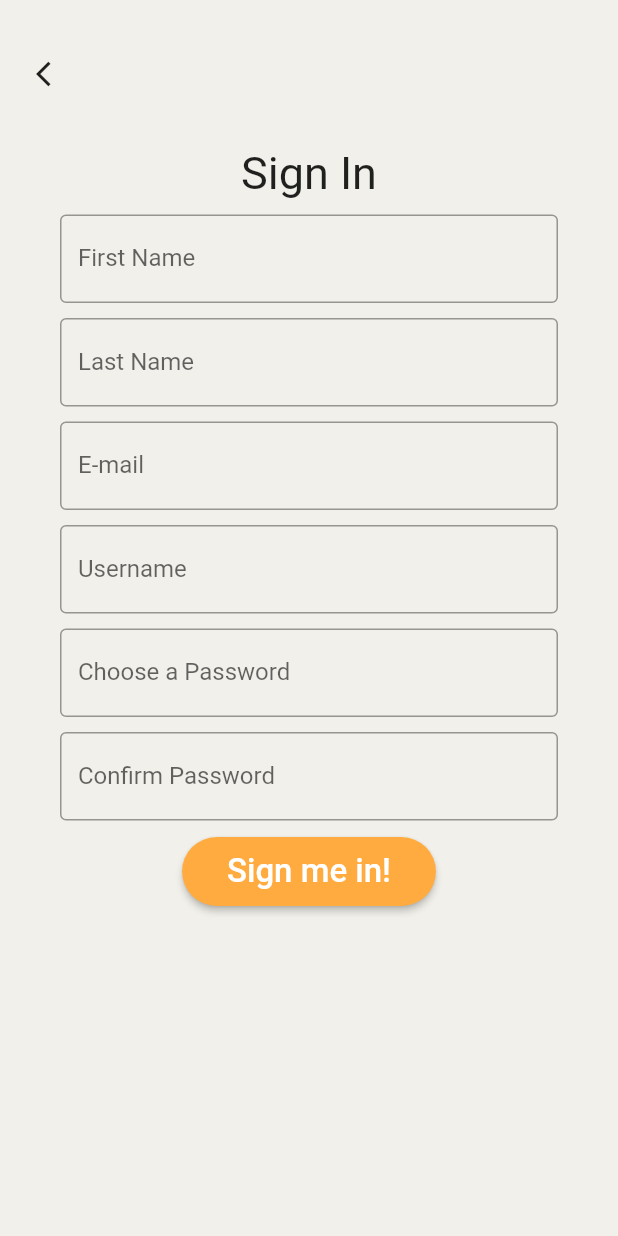
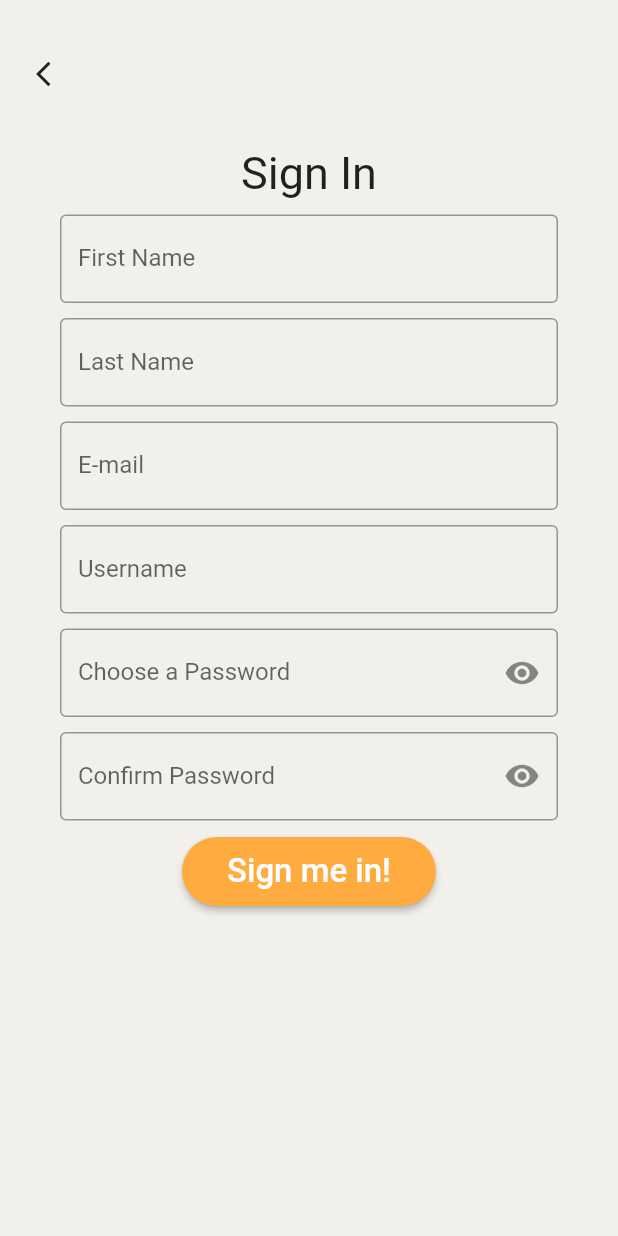
Before and after one commit to 911AstalusAdrian/thesis-project, a Flutter app: the screen it shows after launch, after a tap on "Sign In", on a phone screen of 412 x 824 dp. Run offline on Flutter 3.47's test engine with Material 2 defaults, Android fonts, the phone set to English and light mode, and no system bars.

Commit message:
Show / hide password on button press

```diff
--- a/app/lib/screens/signInScreen.dart
+++ b/app/lib/screens/signInScreen.dart
@@ -9,6 +9,8 @@ class SignInScreen extends StatefulWidget {
 
 class _SignInScreenState extends State<SignInScreen> {
   final _formKey = GlobalKey<FormState>();
+  bool _hiddenPass = true;
+  bool _hiddenConfirmPass = true;
   TextEditingController fNameController = TextEditingController();
   TextEditingController lNameController = TextEditingController();
   TextEditingController emailController = TextEditingController();
@@ -92,9 +94,19 @@ class _SignInScreenState extends State<SignInScreen> {
                     Padding(
                       padding: const EdgeInsets.symmetric(vertical: 5.0, horizontal: 0.0),
                       child: TextFormField(
-                        validator: (value) {},
-                        decoration: const InputDecoration(
-                          border: OutlineInputBorder(),
+                        validator: (value) {
+                          return null;
+                        },
+                        obscureText: _hiddenPass,
+                        decoration: InputDecoration(
+                          suffixIcon: IconButton(
+                              onPressed: () {
+                                setState(() {
+                                  _hiddenPass = !_hiddenPass;
+                                });
+                              },
+                              icon: Icon(_hiddenPass ? Icons.visibility : Icons.visibility_off)),
+                          border: const OutlineInputBorder(),
                           labelText: 'Choose a Password',
                         ),
                         controller: passwordController,
@@ -104,8 +116,16 @@ class _SignInScreenState extends State<SignInScreen> {
                         padding: const EdgeInsets.symmetric(vertical: 5.0, horizontal: 0.0),
                         child: TextFormField(
                           validator: (value) {},
-                          decoration: const InputDecoration(
-                            border: OutlineInputBorder(),
+                          obscureText: _hiddenConfirmPass,
+                          decoration: InputDecoration(
+                            suffixIcon: IconButton(
+                                onPressed: () {
+                                  setState(() {
+                                    _hiddenConfirmPass = !_hiddenConfirmPass;
+                                  });
+                                },
+                                icon: Icon(_hiddenConfirmPass ? Icons.visibility : Icons.visibility_off)),
+                            border: const OutlineInputBorder(),
                             labelText: 'Confirm Password',
                           ),
                           controller: confirmPassController,
```
